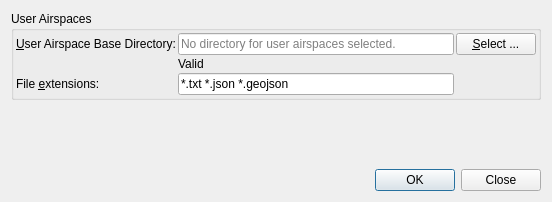
Qt form src/db/airspacedialog.ui (albar965/littlenavmap) before a commit.
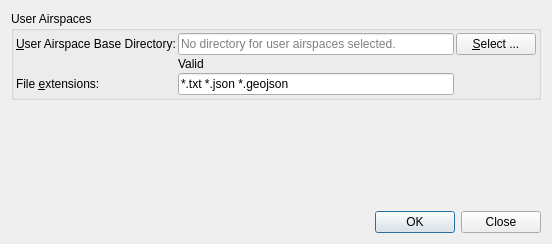
The same form after that commit.

The edit to the form file:
```diff
--- a/src/db/airspacedialog.ui
+++ b/src/db/airspacedialog.ui
@@ -7,7 +7,7 @@
     <x>0</x>
     <y>0</y>
     <width>552</width>
-    <height>202</height>
+    <height>244</height>
    </rect>
   </property>
   <property name="windowTitle">
```
